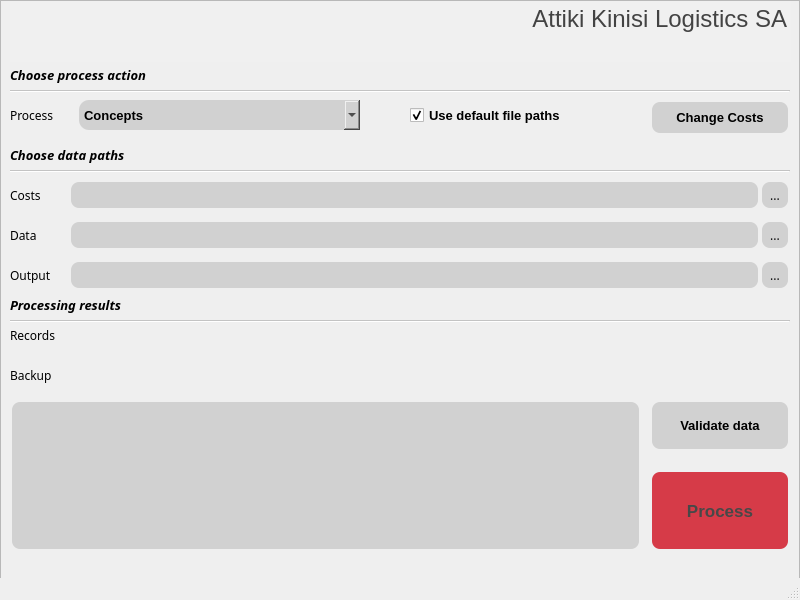
Before: the Qt Designer form gui/ui_resources/aztool_akl_gui.ui in kosazna/atakl, drawn with Qt 5.
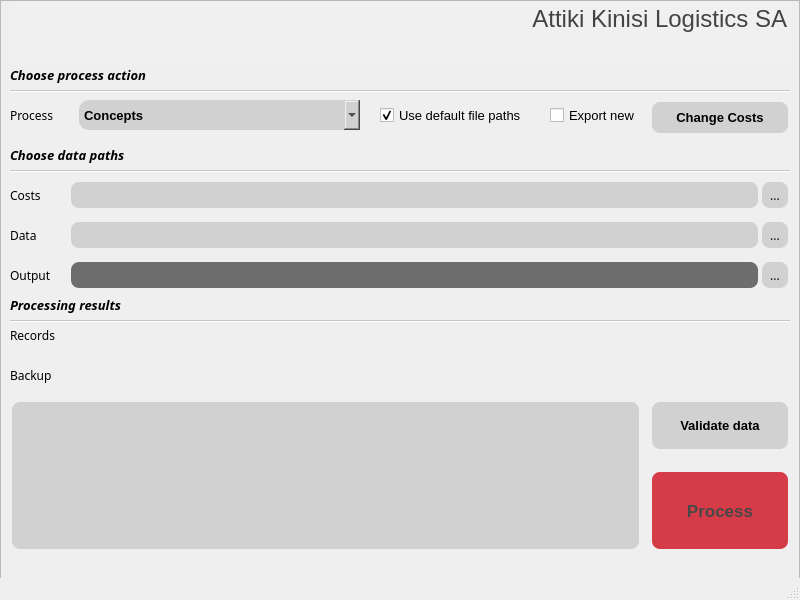
After: the same form once the commit is applied.

Diff of the .ui file:
```diff
--- a/gui/ui_resources/aztool_akl_gui.ui
+++ b/gui/ui_resources/aztool_akl_gui.ui
@@ -713,9 +713,9 @@
     <widget class="QCheckBox" name="tick_default">
      <property name="geometry">
       <rect>
-       <x>410</x>
+       <x>380</x>
        <y>100</y>
-       <width>221</width>
+       <width>171</width>
        <height>30</height>
       </rect>
      </property>
@@ -723,8 +723,8 @@
       <font>
        <family>Segoe UI</family>
        <pointsize>10</pointsize>
-       <weight>75</weight>
-       <bold>true</bold>
+       <weight>50</weight>
+       <bold>false</bold>
       </font>
      </property>
      <property name="autoFillBackground">
@@ -772,7 +772,7 @@
       </font>
      </property>
      <property name="styleSheet">
-      <string notr="true">background-color: rgb(209, 209, 209);
+      <string notr="true">background-color: rgb(109, 109, 109);
 border-width:4px;
 border-color:black;
 border-style:offset;
@@ -827,6 +827,39 @@
       <string>Validate data</string>
      </property>
     </widget>
+    <widget class="QCheckBox" name="tick_export_new">
+     <property name="geometry">
+      <rect>
+       <x>550</x>
+       <y>100</y>
+       <width>101</width>
+       <height>30</height>
+      </rect>
+     </property>
+     <property name="font">
+      <font>
+       <family>Segoe UI</family>
+       <pointsize>10</pointsize>
+       <weight>50</weight>
+       <bold>false</bold>
+      </font>
+     </property>
+     <property name="autoFillBackground">
+      <bool>false</bool>
+     </property>
+     <property name="styleSheet">
+      <string notr="true"/>
+     </property>
+     <property name="text">
+      <string>Export new</string>
+     </property>
+     <property name="checked">
+      <bool>false</bool>
+     </property>
+     <property name="tristate">
+      <bool>false</bool>
+     </property>
+    </widget>
     <zorder>label_process</zorder>
     <zorder>label_costs</zorder>
     <zorder>label_db_data</zorder>
```
Left out of the diff: 3 changed lines with no effect on the pictures.
